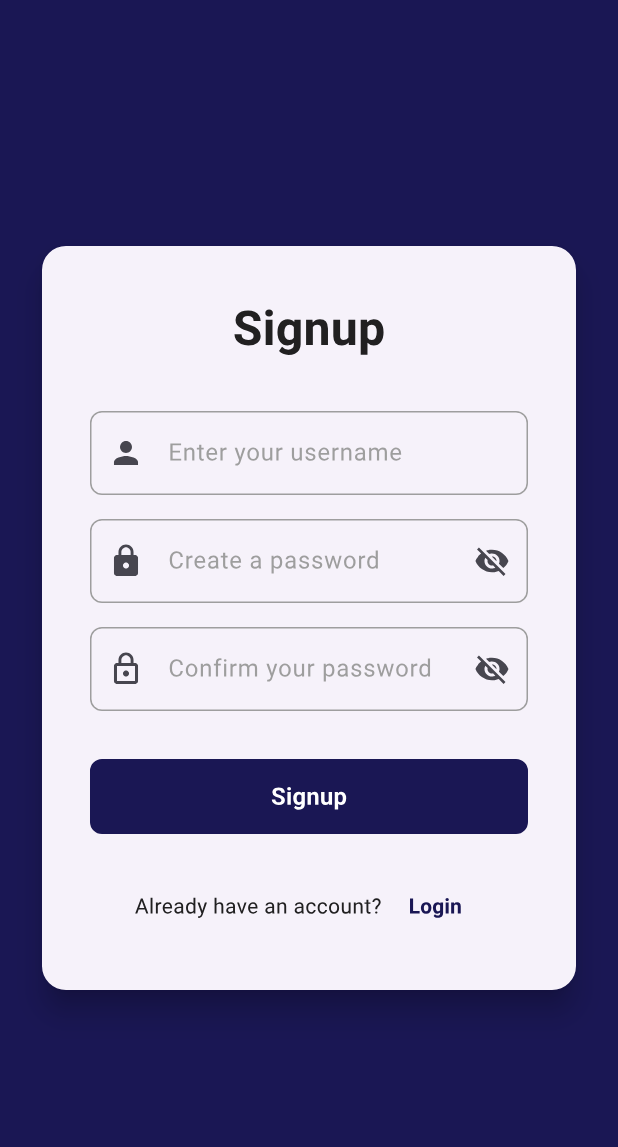
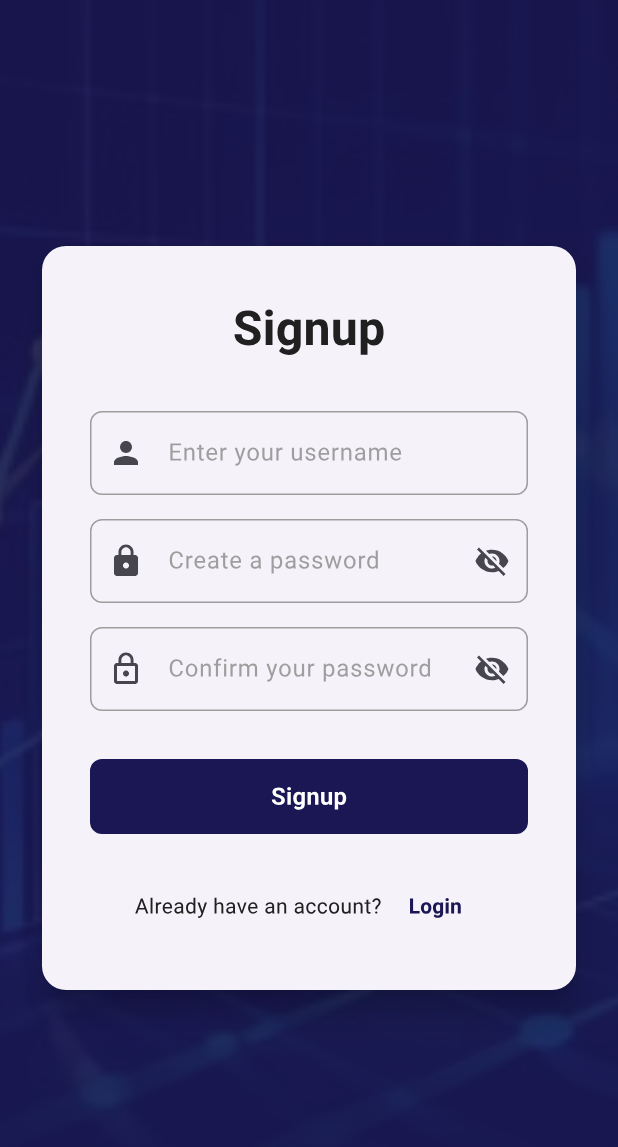
Before and after one commit to kamcpp/miniBroker, a Flutter app: the screen it shows after launch, after a tap on "Login", after a tap on "Signup", on a phone screen of 412 x 824 dp. Shown: the top 1147 px of the screen. Run offline on Flutter 3.47's test engine with Material 3 defaults, Android fonts, the phone set to English and light mode, and no system bars; our stand-ins replace shared_preferences, sqflite; accounts and stored records are empty.

Commit message:
Add background image to login and initialization screens: replace solid color backgrounds with a new image and semi-transparent overlay for improved visual appeal.

```diff
--- a/lib/main.dart
+++ b/lib/main.dart
@@ -86,8 +86,23 @@ class _AppInitializerState extends State<AppInitializer> with SingleTickerProvid
           builder: (context, snapshot) {
             if (snapshot.connectionState == ConnectionState.waiting) {
               return Scaffold(
-                backgroundColor: const Color(0xFF1a1754), // Match login page background
-                body: Center(
+                body: Stack(
+                  children: [
+                    // Background image
+                    Container(
+                      decoration: const BoxDecoration(
+                        image: DecorationImage(
+                          image: AssetImage('assets/chart-background.jpg'),
+                          fit: BoxFit.cover,
+                        ),
+                      ),
+                    ),
+                    // Semi-transparent overlay for fading
+                    Container(
+                      color: const Color(0xFF1a1754).withOpacity(0.9), // 90% fade with dark blue
+                    ),
+                    // Main content
+                    Center(
                   child: Stack(
                     alignment: Alignment.center,
                     children: [
@@ -116,6 +131,8 @@ class _AppInitializerState extends State<AppInitializer> with SingleTickerProvid
                       ),
                     ],
                   ),
+                    ),
+                  ],
                 ),
               );
             }
--- a/lib/screens/login_page.dart
+++ b/lib/screens/login_page.dart
@@ -180,8 +180,23 @@ class _LoginPageState extends State<LoginPage> with TickerProviderStateMixin {
   @override
   Widget build(BuildContext context) {
     return Scaffold(
-      backgroundColor: const Color(0xFF1a1754), // Dark blue background
-      body: Center(
+      body: Stack(
+        children: [
+          // Background image
+          Container(
+            decoration: const BoxDecoration(
+              image: DecorationImage(
+                image: AssetImage('assets/chart-background.jpg'),
+                fit: BoxFit.cover,
+              ),
+            ),
+          ),
+          // Semi-transparent overlay for fading
+          Container(
+            color: const Color(0xFF1a1754).withOpacity(0.9), // 90% fade with dark blue
+          ),
+          // Main content
+          Center(
         child: SingleChildScrollView(
           padding: const EdgeInsets.all(24.0),
           child: AnimatedBuilder(
@@ -213,6 +228,8 @@ class _LoginPageState extends State<LoginPage> with TickerProviderStateMixin {
             },
           ),
         ),
+          ),
+        ],
       ),
     );
   }
```
Also changed, not shown: assets/chart-background.jpg (added).
